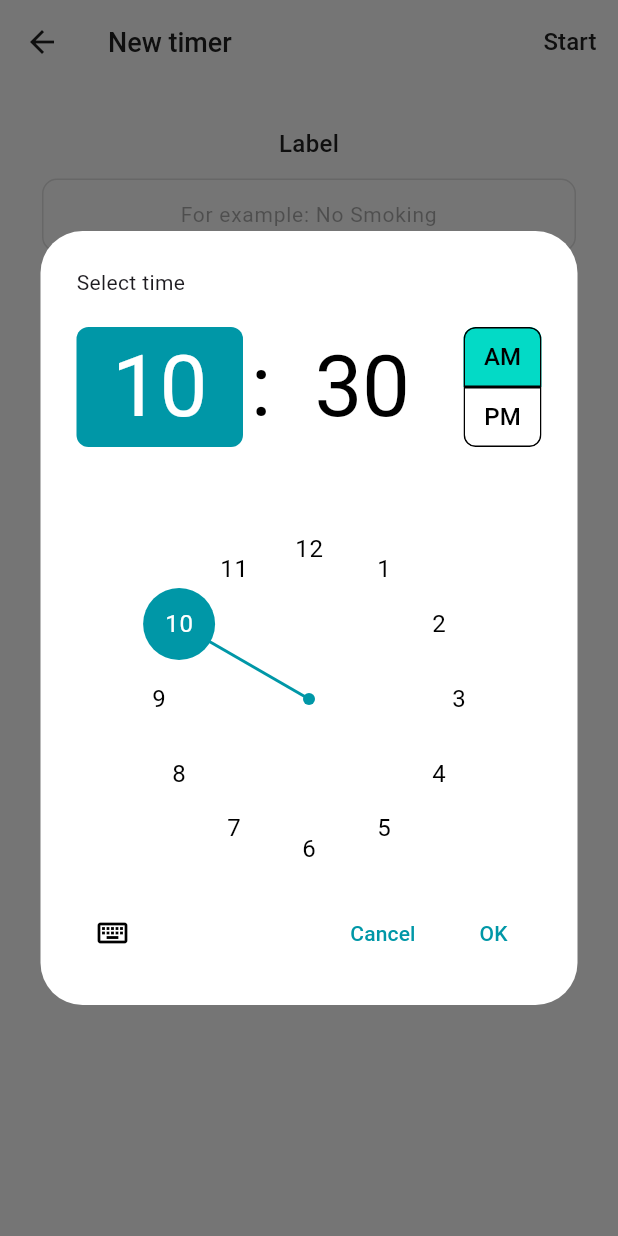
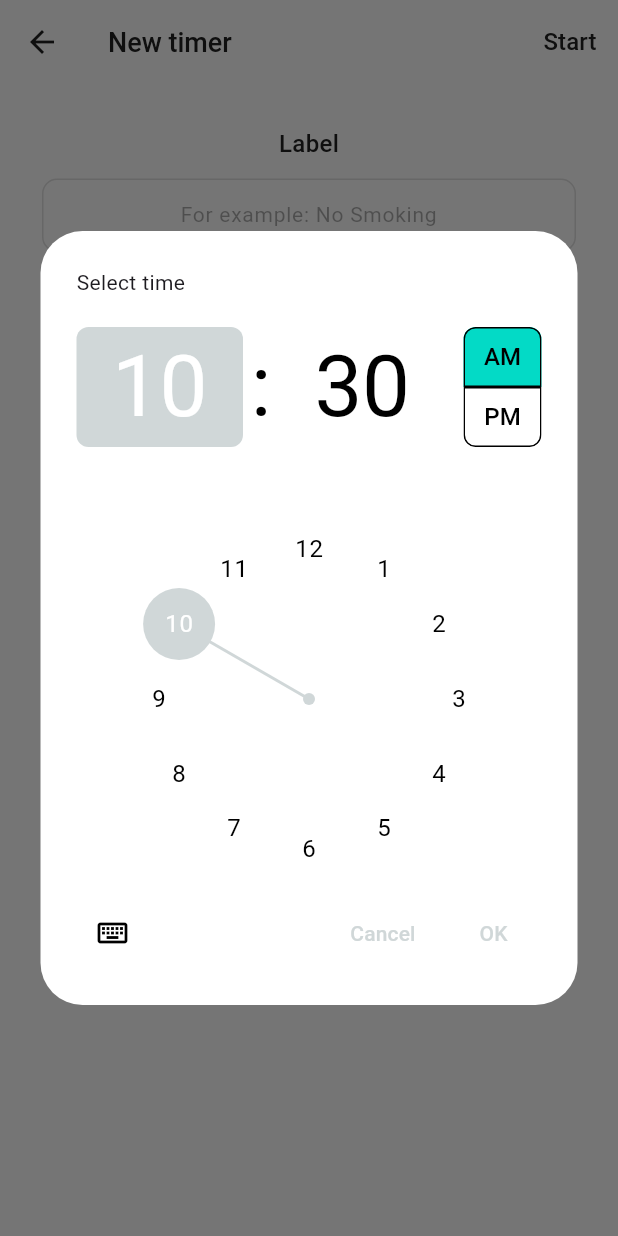
Before and after one commit to danishayman/elapsed, a Flutter app: the AddEventScreen screen opened directly, after a tap on "Time", on a phone screen of 412 x 824 dp. Run offline on Flutter 3.47's test engine with Material 3 defaults, Android fonts, the phone set to English and light mode, and no system bars; our stand-ins replace share_plus, shared_preferences; missing offline and left inert: home_widget; accounts and stored records are empty.

```diff
--- a/lib/theme.dart
+++ b/lib/theme.dart
@@ -5,7 +5,7 @@ import 'package:flutter/material.dart';
 const Color kBgWhite = Color(0xFFFFFFFF);
 const Color kCardLight = Color(0xFFFFFFFF);
 const Color kCardLightAlt = Color(0xFFF5F5F5);
-const Color kAccent = Color(0xFF0097A7); // Teal accent
+const Color kAccent = Color.fromARGB(255, 208, 215, 216); // Teal accent
 const Color kAccentWarm = Color(0xFFE8A030); // Warm orange for secondary badges
 const Color kTextPrimary = Color(0xFF212121);
 const Color kTextSecondary = Color(0xB3212121); // ~70% black
```
